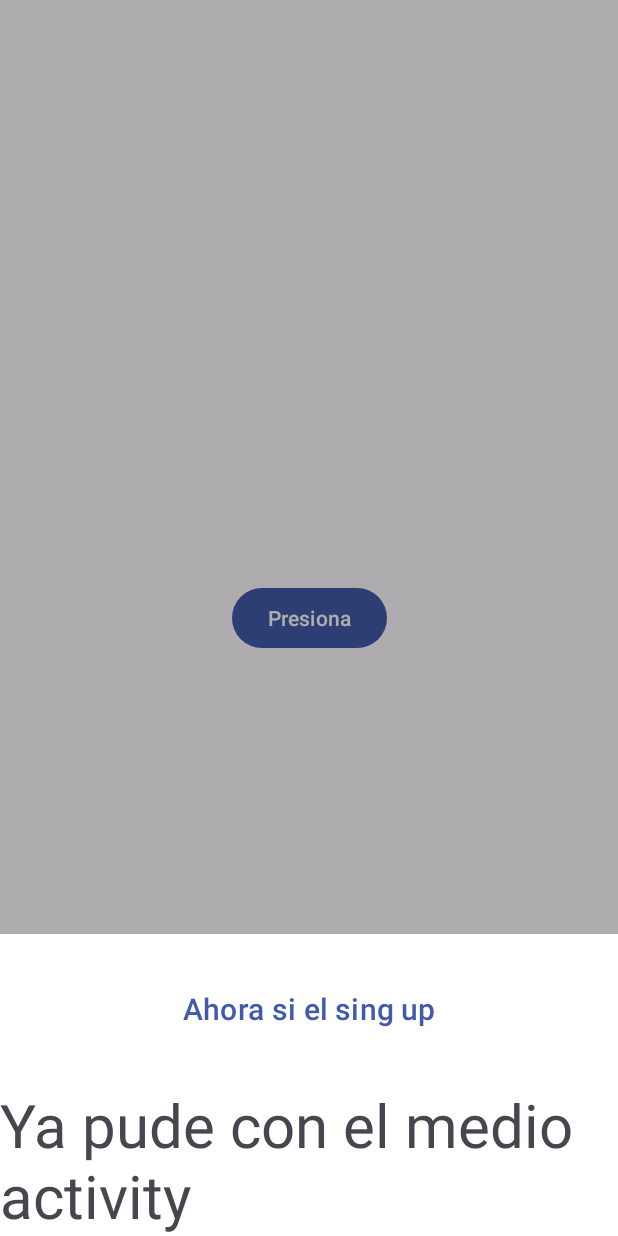
After one commit to Proyecto-IOT/APIARCAMIENTO, an Android app: the fragment fragment placed in its activity, on a phone screen of 412 x 824 dp. The commit adds this screen. Run offline under Robolectric (Android 15) with nearby library versions, the phone set to English and light mode, and no system bars.

Commit message:
Medio intent/activity

```diff
--- a/app/build.gradle.kts
+++ b/app/build.gradle.kts
@@ -29,7 +29,7 @@ android {
 }
 
 dependencies {
-
+    implementation ("com.google.android.material:material:1.4.0")
     implementation("androidx.appcompat:appcompat:1.6.1")
     implementation("com.google.android.material:material:1.10.0")
     implementation("androidx.constraintlayout:constraintlayout:2.1.4")
--- a/app/src/main/AndroidManifest.xml
+++ b/app/src/main/AndroidManifest.xml
@@ -12,6 +12,9 @@
         android:supportsRtl="true"
         android:theme="@style/Theme.APIARCAMENTO"
         tools:targetApi="31">
+        <activity
+            android:name=".view.activity_estacionamiento"
+            android:exported="false" />
         <activity
             android:name=".view.Home"
             android:exported="false" />
--- a/app/src/main/java/com/example/apiarcamento/view/MainActivity.java
+++ b/app/src/main/java/com/example/apiarcamento/view/MainActivity.java
@@ -16,9 +16,10 @@ public class MainActivity extends AppCompatActivity {
         super.onCreate(savedInstanceState);
         setContentView(R.layout.activity_main);
         Button btnSignUp = findViewById(R.id.btn_registrar);
-
+        //Intent estacionamiento = new Intent(this, activity_estacionamiento.class);
+        //startActivity(estacionamiento);
         btnSignUp.setOnClickListener(view -> {
-            Intent registrarse = new Intent(this, signup.class);
+            Intent registrarse = new Intent(this, activity_estacionamiento.class);
             startActivity(registrarse);
         });
 
--- /dev/null
+++ b/app/src/main/java/com/example/apiarcamento/view/activity_estacionamiento.java
@@ -0,0 +1,31 @@
+package com.example.apiarcamento.view;
+
+import androidx.appcompat.app.AppCompatActivity;
+
+import android.os.Bundle;
+import android.view.View;
+import android.widget.Button;
+
+import com.example.apiarcamento.R;
+
+public class activity_estacionamiento extends AppCompatActivity {
+
+    Button BtnFragment;
+    @Override
+    protected void onCreate(Bundle savedInstanceState) {
+        super.onCreate(savedInstanceState);
+        setContentView(R.layout.activity_estacionamiento);
+
+        BtnFragment=findViewById(R.id.fragment);
+
+        BtnFragment.setOnClickListener(new View.OnClickListener() {
+            @Override
+            public void onClick(View view) {
+                fragment fragmentt=new fragment();
+                fragmentt.show(getSupportFragmentManager(), fragmentt.getTag());
+            }
+        });
+    }
+
+
+}
--- /dev/null
+++ b/app/src/main/java/com/example/apiarcamento/view/fragment.java
@@ -0,0 +1,41 @@
+    package com.example.apiarcamento.view;
+
+    import android.content.Intent;
+    import android.os.Bundle;
+
+    import androidx.annotation.NonNull;
+    import androidx.annotation.Nullable;
+    import androidx.fragment.app.Fragment;
+
+    import android.view.LayoutInflater;
+    import android.view.View;
+    import android.view.ViewGroup;
+    import android.widget.Button;
+
+    import com.example.apiarcamento.R;
+    import com.google.android.material.bottomsheet.BottomSheetDialogFragment;
+
+
+
+
+    public class fragment extends BottomSheetDialogFragment {
+
+        @Nullable
+        @Override
+        public View onCreateView(@NonNull LayoutInflater inflater, @Nullable ViewGroup container, @Nullable Bundle savedInstanceState) {
+            View view = inflater.inflate(R.layout.fragment_fragment, container, false);
+
+            Button btnAceptar = view.findViewById(R.id.btnAceptar);
+
+            btnAceptar.setOnClickListener(new View.OnClickListener() {
+                @Override
+                public void onClick(View v) {
+                    Intent registrarse = new Intent(getActivity(), signup.class);
+                    startActivity(registrarse);
+                    dismiss(); // Esto cerrará el fragmento
+                }
+            });
+
+            return view;
+        }
+    }
--- /dev/null
+++ b/app/src/main/res/layout/activity_estacionamiento.xml
@@ -0,0 +1,19 @@
+<?xml version="1.0" encoding="utf-8"?>
+<androidx.constraintlayout.widget.ConstraintLayout xmlns:android="http://schemas.android.com/apk/res/android"
+    xmlns:app="http://schemas.android.com/apk/res-auto"
+    xmlns:tools="http://schemas.android.com/tools"
+    android:layout_width="match_parent"
+    android:layout_height="match_parent"
+    tools:context=".view.activity_estacionamiento">
+
+    <Button
+        android:id="@+id/fragment"
+        android:layout_width="wrap_content"
+        android:layout_height="wrap_content"
+        android:text="Presiona"
+        app:layout_constraintStart_toStartOf="parent"
+        app:layout_constraintTop_toTopOf="parent"
+        app:layout_constraintEnd_toEndOf="parent"
+        app:layout_constraintBottom_toBottomOf="parent"
+        />
+</androidx.constraintlayout.widget.ConstraintLayout>
--- /dev/null
+++ b/app/src/main/res/layout/fragment_fragment.xml
@@ -0,0 +1,28 @@
+<?xml version="1.0" encoding="utf-8"?>
+<androidx.constraintlayout.widget.ConstraintLayout xmlns:android="http://schemas.android.com/apk/res/android"
+    xmlns:tools="http://schemas.android.com/tools"
+    android:layout_width="match_parent"
+    android:layout_height="wrap_content"
+    xmlns:app="http://schemas.android.com/apk/res-auto"
+    android:background="@color/white"
+    tools:context=".view.fragment">
+
+    <!-- TODO: Update blank fragment layout -->
+    <TextView
+        android:layout_width="wrap_content"
+        android:layout_height="wrap_content"
+        android:text="Ya pude con el medio activity"
+        android:textSize="40sp"
+        app:layout_constraintStart_toStartOf="parent"
+        app:layout_constraintTop_toBottomOf="@id/btnAceptar"
+        />
+    <Button
+        android:id="@+id/btnAceptar"
+        android:layout_width="match_parent"
+        app:layout_constraintStart_toStartOf="parent"
+        app:layout_constraintTop_toTopOf="parent"
+        android:layout_height="100dp"
+        android:textSize="20sp"
+        android:text="Ahora si el sing up" />
+
+</androidx.constraintlayout.widget.ConstraintLayout>
--- a/app/src/main/res/values/strings.xml
+++ b/app/src/main/res/values/strings.xml
@@ -1,3 +1,5 @@
 <resources>
     <string name="app_name">APIarcamiento</string>
+    <!-- TODO: Remove or change this placeholder text -->
+    <string name="hello_blank_fragment">Hello blank fragment</string>
 </resources>
```
